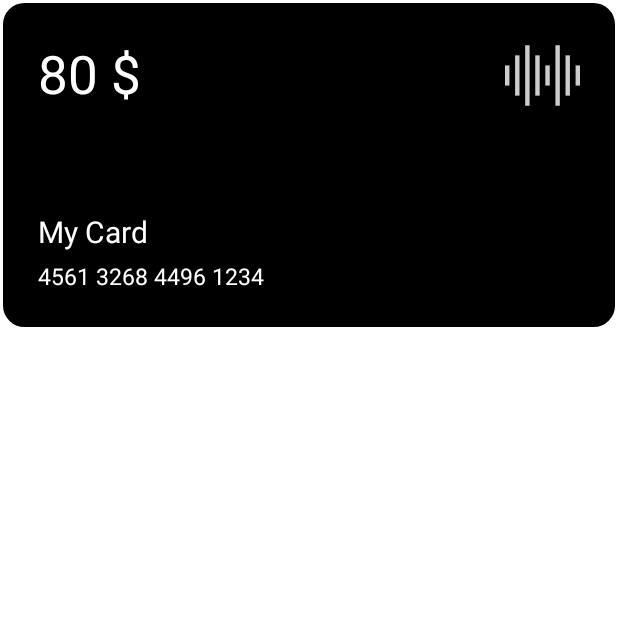
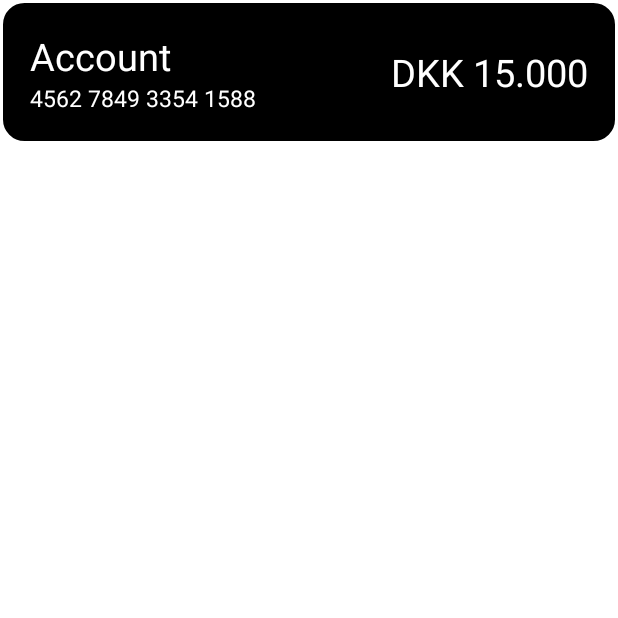
Before and after one commit to P5-Tec/YouBankApp, an Android app: the screen it shows after launch (MainActivity), on a phone screen of 412 x 824 dp, the top half of it. Run offline under Robolectric (Android 15) with nearby library versions, the light colour scheme and no system bars.

Commit message:
Account fragment

```diff
--- /dev/null
+++ b/app/src/main/java/com/example/youbank/fragments/AccountFragment.kt
@@ -0,0 +1,26 @@
+package com.example.youbank.fragments
+
+import android.os.Bundle
+import androidx.fragment.app.Fragment
+import android.view.LayoutInflater
+import android.view.View
+import android.view.ViewGroup
+import com.example.youbank.R
+
+class AccountFragment : Fragment() {
+
+
+    override fun onCreate(savedInstanceState: Bundle?) {
+        super.onCreate(savedInstanceState)
+
+    }
+
+    override fun onCreateView(
+        inflater: LayoutInflater, container: ViewGroup?,
+        savedInstanceState: Bundle?
+    ): View? {
+        // Inflate the layout for this fragment
+        return inflater.inflate(R.layout.fragment_account, container, false)
+    }
+
+}
--- /dev/null
+++ b/app/src/main/res/layout/fragment_account.xml
@@ -0,0 +1,54 @@
+<?xml version="1.0" encoding="utf-8"?>
+<RelativeLayout xmlns:android="http://schemas.android.com/apk/res/android"
+    xmlns:tools="http://schemas.android.com/tools"
+    android:layout_width="match_parent"
+    android:layout_height="wrap_content"
+    android:background="@drawable/square_rounded_corners"
+    android:padding="20dp"
+    tools:context=".fragments.AccountFragment">
+
+    <ImageView
+        android:layout_width="wrap_content"
+        android:layout_height="wrap_content"
+        android:src="@drawable/ic_baseline_circle_24"
+        android:layout_toLeftOf="@+id/myLinearL"
+        android:layout_alignParentStart="true"
+        android:layout_centerInParent="true"
+        android:contentDescription="Account image" />
+
+    <LinearLayout
+        android:id="@+id/myLinearL"
+        android:layout_width="wrap_content"
+        android:layout_height="wrap_content"
+        android:layout_alignParentLeft="true"
+        android:orientation="vertical">
+
+        <TextView
+            android:id="@+id/txtAccountName"
+            android:layout_width="wrap_content"
+            android:layout_height="wrap_content"
+            android:text="Account"
+            android:textColor="@color/white"
+            android:textSize="25sp" />
+
+        <TextView
+            android:id="@+id/txtAccountNumber"
+            android:layout_width="wrap_content"
+            android:layout_height="wrap_content"
+            android:text="4562 7849 3354 1588"
+            android:textColor="@color/white"
+            android:textSize="15sp" />
+    </LinearLayout>
+
+    <TextView
+        android:id="@+id/txtAccountBalance"
+        android:layout_width="wrap_content"
+        android:layout_height="wrap_content"
+        android:layout_alignParentEnd="true"
+        android:layout_centerVertical="true"
+        android:gravity="center_vertical"
+        android:text="DKK 15.000"
+        android:textColor="@color/white"
+        android:textSize="25sp" />
+
+</RelativeLayout>
--- a/app/src/main/res/layout/fragment_card_horizontal.xml
+++ b/app/src/main/res/layout/fragment_card_horizontal.xml
@@ -3,41 +3,41 @@
     xmlns:tools="http://schemas.android.com/tools"
     android:layout_width="match_parent"
     android:layout_height="wrap_content"
-    android:background="@drawable/horizontal_card_shape"
+    android:background="@drawable/square_rounded_corners"
     tools:context=".fragments.CardHorizontalFragment">
 
     <LinearLayout
         android:layout_width="match_parent"
         android:layout_height="match_parent"
-        android:orientation="vertical"
-        android:layout_margin="25dp">
+        android:layout_margin="25dp"
+        android:orientation="vertical">
 
         <TextView
+            android:id="@+id/txtBalance"
             android:layout_width="fill_parent"
             android:layout_height="wrap_content"
-            android:id="@+id/txtBalance"
+            android:drawableRight="@drawable/card_icon_white"
             android:text="80 $"
-            android:textSize="35dp"
             android:textColor="@color/white"
-            android:drawableRight="@drawable/card_icon_white" />
+            android:textSize="35dp" />
 
         <TextView
+            android:id="@+id/txtCardTitle"
             android:layout_width="wrap_content"
             android:layout_height="wrap_content"
-            android:id="@+id/txtCardTitle"
+            android:layout_marginTop="65dp"
             android:text="My Card"
-            android:textSize="20sp"
             android:textColor="@color/white"
-            android:layout_marginTop="65dp"/>
+            android:textSize="20sp" />
 
         <TextView
+            android:id="@+id/txtCardNumber"
             android:layout_width="wrap_content"
             android:layout_height="wrap_content"
-            android:id="@+id/txtCardNumber"
+            android:layout_marginTop="5dp"
             android:text="4561 3268 4496 1234"
             android:textColor="@color/white"
-            android:textSize="15sp"
-            android:layout_marginTop="5dp"/>
+            android:textSize="15sp" />
 
     </LinearLayout>
 </FrameLayout>
--- a/app/src/main/res/navigation/nav_graph.xml
+++ b/app/src/main/res/navigation/nav_graph.xml
@@ -3,7 +3,7 @@
     xmlns:app="http://schemas.android.com/apk/res-auto"
     xmlns:tools="http://schemas.android.com/tools"
     android:id="@+id/nav_graph"
-    app:startDestination="@id/cardHorizontalFragment">
+    app:startDestination="@id/accountFragment">
 
     <fragment
         android:id="@+id/FirstFragment"
@@ -26,8 +26,8 @@
             app:destination="@id/FirstFragment" />
     </fragment>
     <fragment
-        android:id="@+id/cardHorizontalFragment"
-        android:name="com.example.youbank.fragments.CardHorizontalFragment"
-        android:label="fragment_card_horizontal"
-        tools:layout="@layout/fragment_card_horizontal" />
+        android:id="@+id/accountFragment"
+        android:name="com.example.youbank.fragments.AccountFragment"
+        android:label="fragment_account"
+        tools:layout="@layout/fragment_account" />
 </navigation>
```
Also changed, not shown: app/src/main/res/drawable/square_rounded_corners.xml (renamed from app/src/main/res/drawable/horizontal_card_shape.xml), app/src/main/res/values/strings.xml (line endings or trailing spaces).
